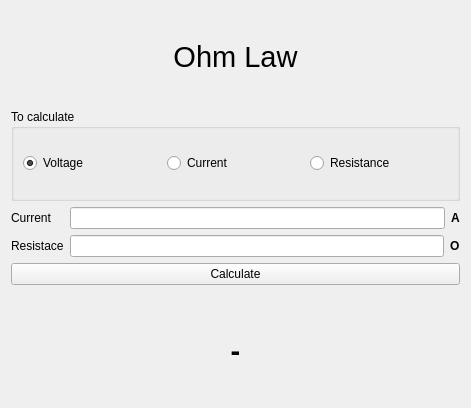
This is codigos/curso_medio/ui/ohms_law/ohm_law.ui in jalmx/curso_python as Qt 5 draws it before an edit. The edited form follows.
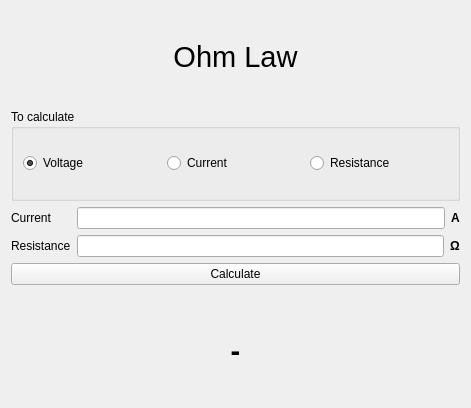
This is the edited form.

```diff
--- a/codigos/curso_medio/ui/ohms_law/ohm_law.ui
+++ b/codigos/curso_medio/ui/ohms_law/ohm_law.ui
@@ -108,7 +108,7 @@
      <item row="1" column="0">
       <widget class="QLabel" name="lbl_two">
        <property name="text">
-        <string>Resistace</string>
+        <string>Resistance</string>
        </property>
       </widget>
      </item>
@@ -125,7 +125,7 @@
           </font>
          </property>
          <property name="text">
-          <string>O</string>
+          <string>Ω</string>
          </property>
          <property name="margin">
           <number>4</number>
```
